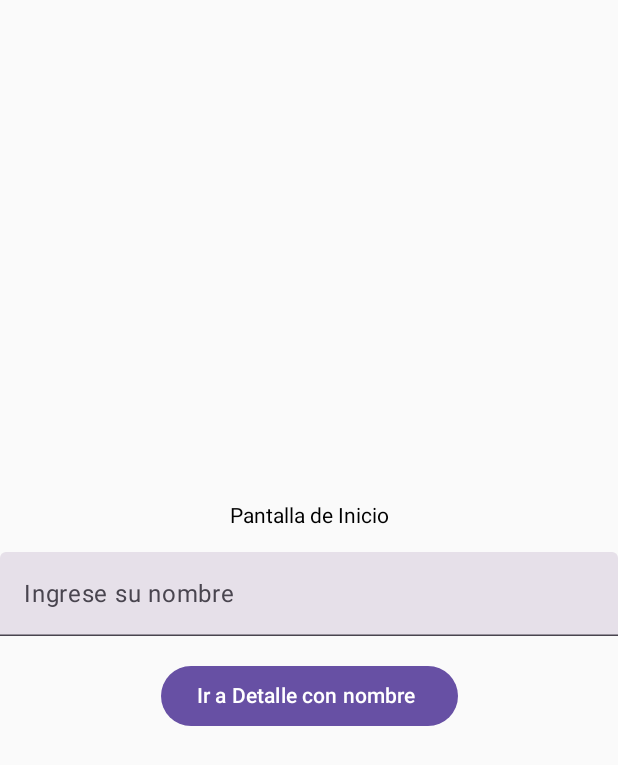
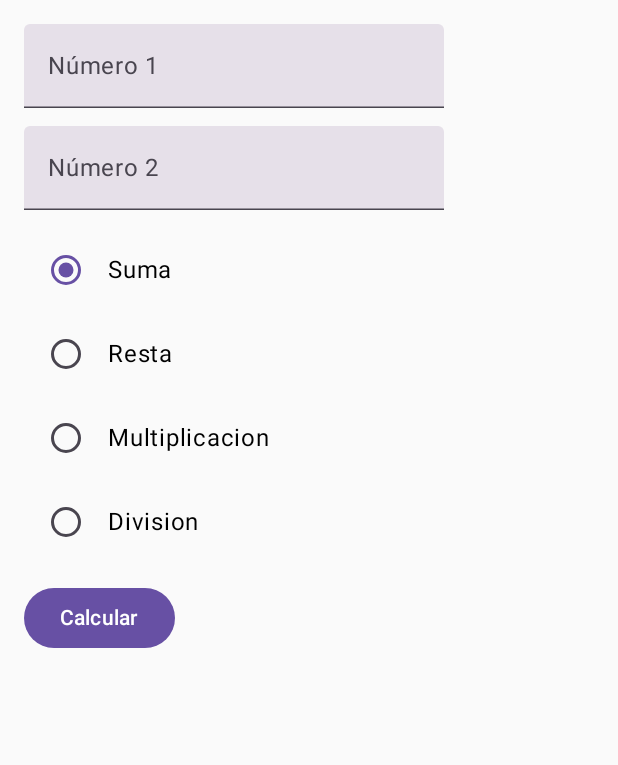
Before and after one commit to IDGS-903-22001411/Ejemplo2ComposerIDGS903, an Android app built with Jetpack Compose: the screen it shows after launch (MainActivity), on a phone screen of 412 x 824 dp. Shown: the top 765 px of the screen. Run offline under Robolectric (Android 15) with nearby library versions, the phone set to English and light mode, and no system bars.

Commit message:
Operaciones Básicas 23-06-25

```diff
--- a/app/build.gradle.kts
+++ b/app/build.gradle.kts
@@ -10,7 +10,7 @@ android {
 
     defaultConfig {
         applicationId = "com.antonio.ejemplo2composeridgs903"
-        minSdk = 22
+        minSdk = 23
         targetSdk = 35
         versionCode = 1
         versionName = "1.0"
@@ -50,6 +50,10 @@ dependencies {
     implementation(libs.androidx.ui.graphics)
     implementation(libs.androidx.ui.tooling.preview)
     implementation(libs.androidx.material3)
+    implementation(libs.androidx.benchmark.macro)
+    implementation(libs.androidx.foundation.android)
+    implementation(libs.androidx.foundation.android)
+    implementation(libs.androidx.foundation.android)
     testImplementation(libs.junit)
     androidTestImplementation(libs.androidx.junit)
     androidTestImplementation(libs.androidx.espresso.core)
--- a/app/src/main/java/com/antonio/ejemplo2composeridgs903/MainActivity.kt
+++ b/app/src/main/java/com/antonio/ejemplo2composeridgs903/MainActivity.kt
@@ -34,17 +34,18 @@ import com.antonio.ejemplo2composeridgs903.ui.theme.Ejemplo2ComposerIDGS903Theme
 class MainActivity : ComponentActivity() {
     override fun onCreate(savedInstanceState: Bundle?) {
         super.onCreate(savedInstanceState)
-        enableEdgeToEdge()
         setContent {
-            val navController = rememberNavController()
-            NavHost(navController = navController, startDestination = "inicio"){
-                composable("inicio"){PantallaInicio(navController)}
-                composable ("detalle/{nombre}"){
-                        backStackEntry ->
-                    val nombre = backStackEntry.arguments?.getString("nombre") ?: "Invitado"
-                    PantallaDetalle(navController, nombre)
-                }
-            }
+
+            SumaDosNumeros()
+            //val navController = rememberNavController()
+            //NavHost(navController = navController, startDestination = "inicio"){
+            //composable("inicio"){PantallaInicio(navController)}
+            //composable ("detalle/{nombre}"){
+            //backStackEntry ->
+            //val nombre = backStackEntry.arguments?.getString("nombre") ?: "Invitado"
+            //PantallaDetalle(navController, nombre)
+            //}
+            //}
         }
     }
 }
@@ -69,7 +70,7 @@ fun PantallaInicio(navController: NavHostController){
         Spacer(modifier = Modifier.height(16.dp))
         Button( onClick = {
             val nombre = nombre.ifBlank {"Cardiel"}
-            navController.navigate("detalle/{nombre}")
+            navController.navigate("detalle/${nombre.ifBlank { "Cardiel" }}")
         }) {
             Text("Ir a Detalle con nombre ")
         }
--- /dev/null
+++ b/app/src/main/java/com/antonio/ejemplo2composeridgs903/SumaDosNumeros.kt
@@ -0,0 +1,110 @@
+package com.antonio.ejemplo2composeridgs903
+
+import android.widget.RadioButton
+import androidx.compose.foundation.layout.Arrangement
+import androidx.compose.foundation.layout.Column
+import androidx.compose.foundation.layout.Row
+import androidx.compose.foundation.layout.fillMaxSize
+import androidx.compose.foundation.layout.fillMaxWidth
+import androidx.compose.foundation.layout.height
+import androidx.compose.foundation.layout.padding
+import androidx.compose.foundation.selection.selectable
+import androidx.compose.foundation.selection.selectableGroup
+import androidx.compose.foundation.text.KeyboardOptions
+import androidx.compose.material3.Button
+import androidx.compose.material3.MaterialTheme
+import androidx.compose.material3.RadioButton
+import androidx.compose.material3.Text
+import androidx.compose.material3.TextField
+import androidx.compose.runtime.Composable
+import androidx.compose.runtime.getValue
+import androidx.compose.runtime.mutableStateOf
+import androidx.compose.runtime.remember
+import androidx.compose.runtime.setValue
+import androidx.compose.ui.Alignment
+import androidx.compose.ui.Modifier
+import androidx.compose.ui.semantics.Role
+import androidx.compose.ui.text.input.KeyboardType
+import androidx.compose.ui.unit.dp
+
+@Composable
+fun SumaDosNumeros(){
+    var num1 by remember()  { mutableStateOf("") }
+    var num2 by remember() { mutableStateOf("")}
+    var resultado by remember() { mutableStateOf("") }
+
+    Column (modifier = Modifier
+        .fillMaxSize()
+        .padding(16.dp),
+        verticalArrangement = Arrangement.spacedBy(12.dp),
+    ){
+        TextField(
+            value = num1,
+            onValueChange = {num1 = it},
+            label = {Text("Número 1")},
+            keyboardOptions = KeyboardOptions(keyboardType = KeyboardType.Number)
+        )
+        TextField(
+            value = num2,
+            onValueChange = {num2 = it},
+            label = {Text("Número 2")},
+            keyboardOptions = KeyboardOptions(keyboardType = KeyboardType.Number)
+        )
+        var selected = RadioButtonSingleSelection()
+        Button(onClick = {
+            val n1 = num1.toIntOrNull()
+            val n2 = num2.toIntOrNull()
+
+            if (n1 != null && n2 != null) {
+                resultado = when (selected) {
+                    "Suma" -> (n1 + n2).toString()
+                    "Resta" -> (n1 - n2).toString()
+                    "Multiplicacion" -> (n1 * n2).toString()
+                    "Division" -> if (n2 != 0) (n1 / n2).toString() else "Error: División por cero"
+                    else -> "Operación no válida"
+                }
+            } else {
+                resultado = "Error: Ingrese números válidos"
+            }
+        }) {
+            Text("Calcular")
+        }
+        Text(text = resultado)
+
+
+    }
+}
+
+@Composable
+fun RadioButtonSingleSelection(modifier: Modifier = Modifier): String {
+    val radioOptions = listOf("Suma", "Resta", "Multiplicacion", "Division")
+    val (selectedOption, onOptionSelected) = remember { mutableStateOf(radioOptions[0]) }
+    // Note that Modifier.selectableGroup() is essential to ensure correct accessibility behavior
+    Column(modifier.selectableGroup()) {
+        radioOptions.forEach { text ->
+            Row(
+                Modifier
+                    .fillMaxWidth()
+                    .height(56.dp)
+                    .selectable(
+                        selected = (text == selectedOption),
+                        onClick = { onOptionSelected(text) },
+                        role = Role.RadioButton
+                    )
+                    .padding(horizontal = 16.dp),
+                verticalAlignment = Alignment.CenterVertically
+            ) {
+                RadioButton(
+                    selected = (text == selectedOption),
+                    onClick = null // null recommended for accessibility with screen readers
+                )
+                Text(
+                    text = text,
+                    style = MaterialTheme.typography.bodyLarge,
+                    modifier = Modifier.padding(start = 16.dp)
+                )
+            }
+        }
+    }
+    return selectedOption
+}
--- a/gradle/libs.versions.toml
+++ b/gradle/libs.versions.toml
@@ -8,6 +8,8 @@ espressoCore = "3.6.1"
 lifecycleRuntimeKtx = "2.9.1"
 activityCompose = "1.10.1"
 composeBom = "2024.09.00"
+benchmarkMacro = "1.3.4"
+foundationAndroid = "1.7.0"
 
 [libraries]
 androidx-core-ktx = { group = "androidx.core", name = "core-ktx", version.ref = "coreKtx" }
@@ -24,6 +26,8 @@ androidx-ui-tooling-preview = { group = "androidx.compose.ui", name = "ui-toolin
 androidx-ui-test-manifest = { group = "androidx.compose.ui", name = "ui-test-manifest" }
 androidx-ui-test-junit4 = { group = "androidx.compose.ui", name = "ui-test-junit4" }
 androidx-material3 = { group = "androidx.compose.material3", name = "material3" }
+androidx-benchmark-macro = { group = "androidx.benchmark", name = "benchmark-macro", version.ref = "benchmarkMacro" }
+androidx-foundation-android = { group = "androidx.compose.foundation", name = "foundation-android", version.ref = "foundationAndroid" }
 
 [plugins]
 android-application = { id = "com.android.application", version.ref = "agp" }
```
